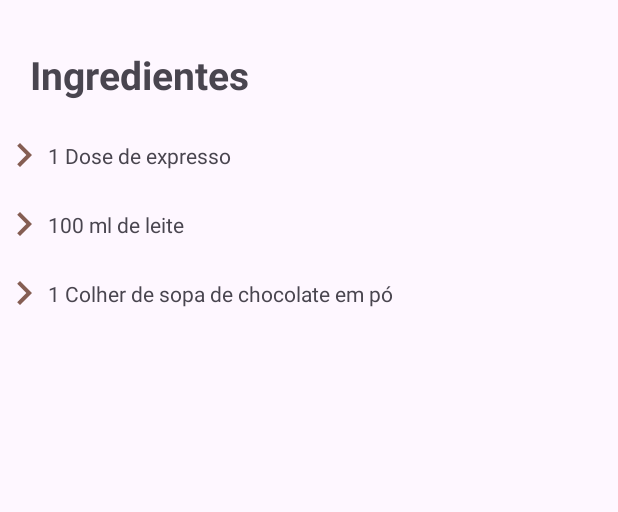
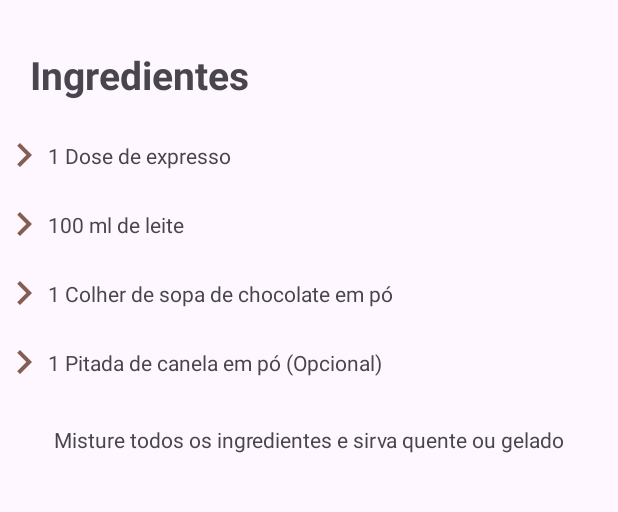
Before and after one commit to carolchristovam/receita, an Android app: the screen it shows after launch (MainActivity), on a phone screen of 412 x 824 dp, the part 564-1076 px from its top. Run offline under Robolectric (Android 15) with nearby library versions, the phone set to English and light mode, and no system bars.

Commit message:
style: implemented a scroll view in the main screen

```diff
--- a/app/src/main/res/layout/activity_main.xml
+++ b/app/src/main/res/layout/activity_main.xml
@@ -1,10 +1,14 @@
 <?xml version="1.0" encoding="utf-8"?>
-<androidx.constraintlayout.widget.ConstraintLayout xmlns:android="http://schemas.android.com/apk/res/android"
+<ScrollView xmlns:android="http://schemas.android.com/apk/res/android"
     xmlns:app="http://schemas.android.com/apk/res-auto"
     xmlns:tools="http://schemas.android.com/tools"
     android:layout_width="match_parent"
     android:layout_height="match_parent"
     tools:context=".MainActivity">
+
+    <androidx.constraintlayout.widget.ConstraintLayout
+        android:layout_width="match_parent"
+        android:layout_height="wrap_content">
 
         <View
             android:id="@+id/view_view"
@@ -105,11 +109,11 @@
             android:id="@id/text_ingredient"
             android:layout_width="0dp"
             android:layout_height="wrap_content"
+            android:layout_marginStart="20dp"
             android:layout_marginTop="32dp"
             android:text="Ingredientes"
             android:textSize="26sp"
             android:textStyle="bold"
-        android:layout_marginStart="20dp"
             app:layout_constraintEnd_toEndOf="parent"
             app:layout_constraintStart_toStartOf="parent"
             app:layout_constraintTop_toBottomOf="@id/text_description" />
@@ -129,10 +133,10 @@
             android:id="@id/text_ingredient_1"
             android:layout_width="0dp"
             android:layout_height="wrap_content"
+            android:text="1 Dose de expresso"
             app:layout_constraintBottom_toBottomOf="@id/image_ingredient_1"
-        android:text="1 Dose de expresso"
-        app:layout_constraintTop_toTopOf="@id/image_ingredient_1"
-        app:layout_constraintStart_toEndOf="@id/image_ingredient_1"/>
+            app:layout_constraintStart_toEndOf="@id/image_ingredient_1"
+            app:layout_constraintTop_toTopOf="@id/image_ingredient_1" />
 
         <ImageView
             android:id="@+id/image_ingredient_2"
@@ -149,10 +153,10 @@
             android:id="@id/text_ingredient_2"
             android:layout_width="0dp"
             android:layout_height="wrap_content"
+            android:text="100 ml de leite"
             app:layout_constraintBottom_toBottomOf="@id/image_ingredient_2"
-        android:text="100 ml de leite"
-        app:layout_constraintTop_toTopOf="@id/image_ingredient_2"
-        app:layout_constraintStart_toEndOf="@id/image_ingredient_2"/>
+            app:layout_constraintStart_toEndOf="@id/image_ingredient_2"
+            app:layout_constraintTop_toTopOf="@id/image_ingredient_2" />
 
         <ImageView
             android:id="@+id/image_ingredient_3"
@@ -169,10 +173,44 @@
             android:id="@id/text_ingredient_3"
             android:layout_width="0dp"
             android:layout_height="wrap_content"
+            android:text="1 Colher de sopa de chocolate em pó"
             app:layout_constraintBottom_toBottomOf="@id/image_ingredient_3"
-        android:text="1 Colher de sopa de chocolate em pó"
-        app:layout_constraintTop_toTopOf="@id/image_ingredient_3"
-        app:layout_constraintStart_toEndOf="@id/image_ingredient_3"/>
+            app:layout_constraintStart_toEndOf="@id/image_ingredient_3"
+            app:layout_constraintTop_toTopOf="@id/image_ingredient_3" />
+
+        <ImageView
+            android:id="@+id/image_ingredient_4"
+            android:layout_width="32dp"
+            android:layout_height="32dp"
+            android:layout_marginTop="20dp"
+            android:src="@drawable/ic_chevron_right"
+            app:layout_constraintHorizontal_chainStyle="spread"
+            app:layout_constraintStart_toStartOf="parent"
+            app:layout_constraintTop_toBottomOf="@id/text_ingredient_3"
+            app:tint="#855E53" />
+
+        <TextView
+            android:id="@id/text_ingredient_4"
+            android:layout_width="0dp"
+            android:layout_height="wrap_content"
+            android:text="1 Pitada de canela em pó (Opcional)"
+            app:layout_constraintBottom_toBottomOf="@id/image_ingredient_4"
+            app:layout_constraintStart_toEndOf="@id/image_ingredient_4"
+            app:layout_constraintTop_toTopOf="@id/image_ingredient_4" />
+
+
+        <TextView
+            android:id="@id/final_text"
+            android:layout_width="0dp"
+            android:layout_height="wrap_content"
+            android:layout_margin="32dp"
+            android:gravity="center"
+            android:text="Misture todos os ingredientes e sirva quente ou gelado"
+            app:layout_constraintEnd_toEndOf="parent"
+            app:layout_constraintStart_toStartOf="parent"
+            android:layout_marginBottom="16dp"
+            app:layout_constraintTop_toBottomOf="@id/text_ingredient_4" />
 
 
     </androidx.constraintlayout.widget.ConstraintLayout>
+</ScrollView>
```
Lines whose indentation alone changed are shown as unchanged.
